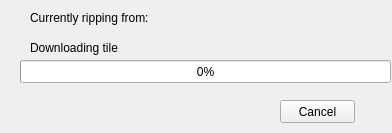
Before: the Qt Designer form ground/openpilotgcs/src/libs/opmapcontrol/src/mapwidget/mapripform.ui in openpilot/OpenPilot, drawn with Qt 5.
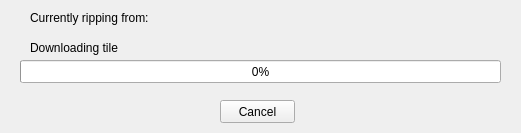
After: the same form once the commit is applied.

The edit to the form file:
```diff
--- a/ground/openpilotgcs/src/libs/opmapcontrol/src/mapwidget/mapripform.ui
+++ b/ground/openpilotgcs/src/libs/opmapcontrol/src/mapwidget/mapripform.ui
@@ -6,7 +6,7 @@
    <rect>
     <x>0</x>
     <y>0</y>
-    <width>392</width>
+    <width>521</width>
     <height>133</height>
    </rect>
   </property>
@@ -18,7 +18,7 @@
     <rect>
      <x>20</x>
      <y>60</y>
-     <width>371</width>
+     <width>481</width>
      <height>23</height>
     </rect>
    </property>
@@ -31,7 +31,7 @@
     <rect>
      <x>30</x>
      <y>10</y>
-     <width>321</width>
+     <width>481</width>
      <height>16</height>
     </rect>
    </property>
@@ -55,7 +55,7 @@
   <widget class="QPushButton" name="cancelButton">
    <property name="geometry">
     <rect>
-     <x>280</x>
+     <x>220</x>
      <y>100</y>
      <width>75</width>
      <height>23</height>
```
